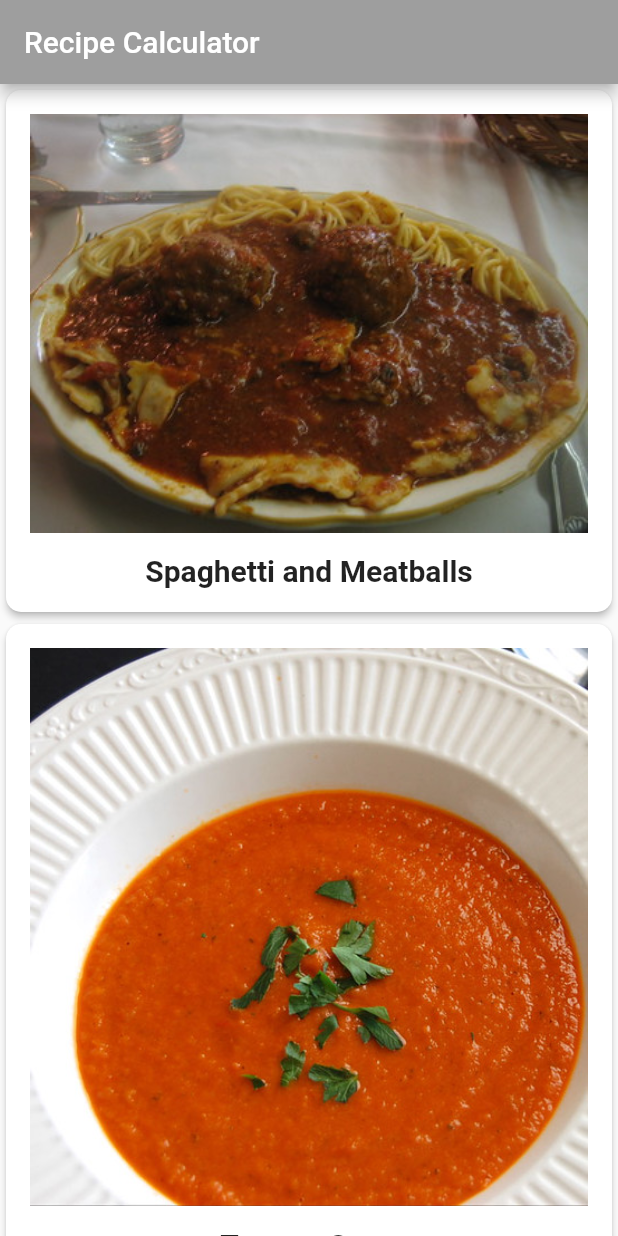
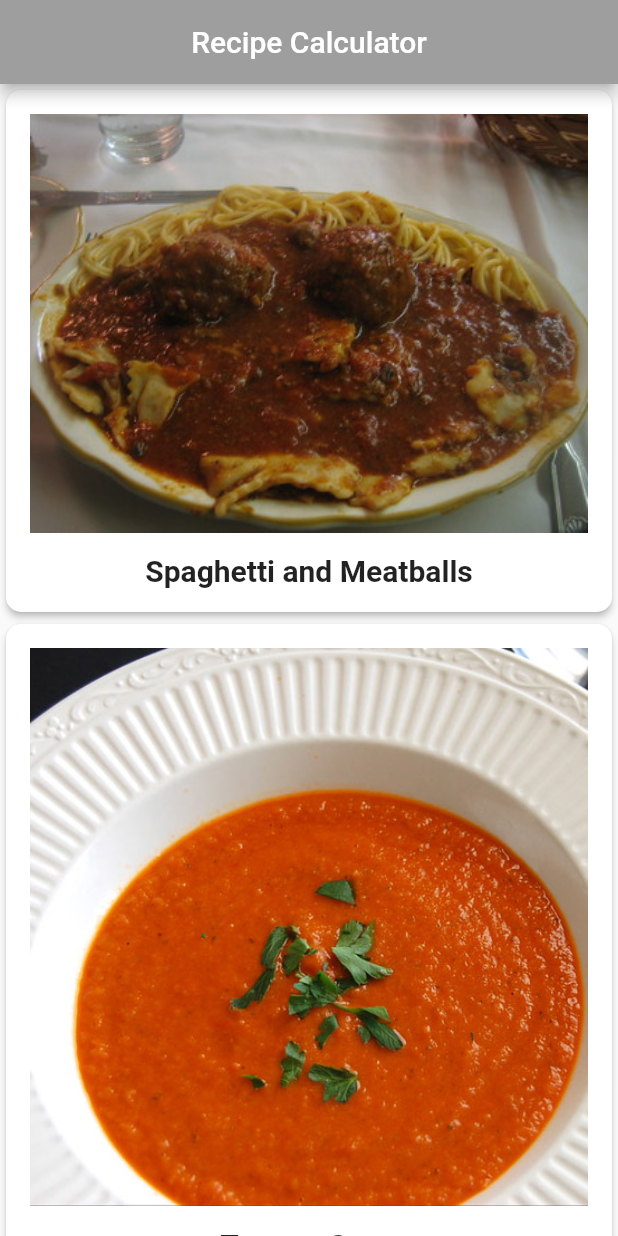
Before and after one commit to itsjatinnagar/Flutter-Apprentice, a Flutter app: the screen it shows after launch, on a phone screen of 412 x 824 dp. Run offline on Flutter 3.47's test engine with Material 2 defaults, Android fonts, the phone set to English and light mode, and no system bars; our stand-ins replace google_fonts; Roboto replaces fonts that are missing (Palatino); project files that could hold a hidden picture were left out.

Commit message:
Chapter 2 - Done

```diff
--- a/02-hello-flutter/projects/starter/recipes/lib/main.dart
+++ b/02-hello-flutter/projects/starter/recipes/lib/main.dart
@@ -15,6 +15,7 @@ class RecipeApp extends StatelessWidget {
     return MaterialApp(
       title: 'Recipe Calculator',
       theme: theme.copyWith(
+        appBarTheme: theme.appBarTheme.copyWith(centerTitle: true),
         colorScheme: theme.colorScheme
             .copyWith(primary: Colors.grey, secondary: Colors.black),
       ),
```
Also changed, not shown: 1 other file.
